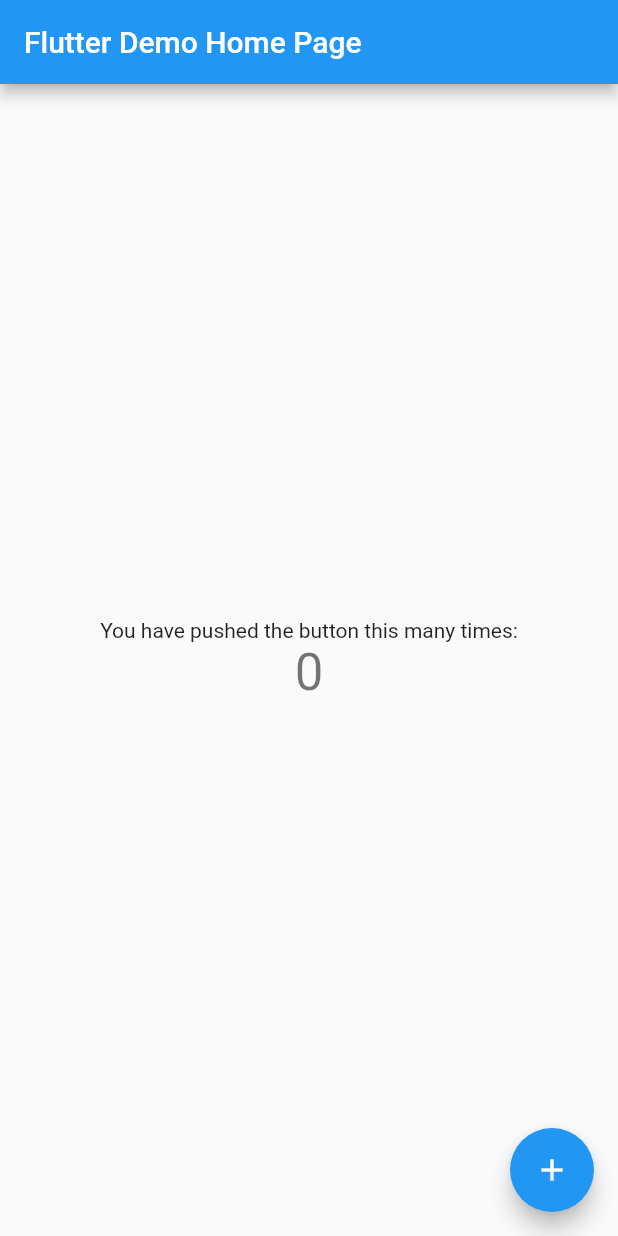
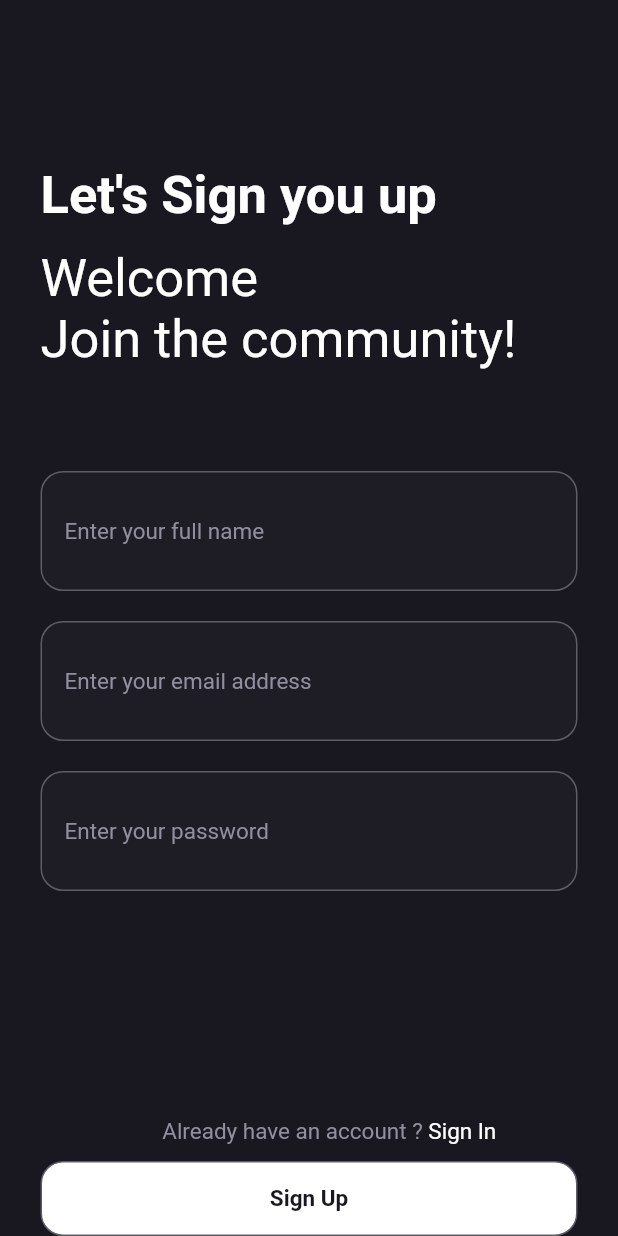
Before and after one commit to m-ammar-p/Flutter-Course-Assignment, a Flutter app: the screen it shows after launch, on a phone screen of 412 x 824 dp. Run offline on Flutter 3.47's test engine with Material 2 defaults, Android fonts, the phone set to English and light mode, and no system bars.

Commit message:
Cmpleted SignUp and SignIn UI of job posting app, created seperated Scrteens folder

```diff
--- /dev/null
+++ b/Assignment 1/job_posting_app/lib/appButton.dart
@@ -0,0 +1,37 @@
+import 'package:flutter/material.dart';
+
+class AppButton extends StatelessWidget {
+  const AppButton({Key? key, required this.label, required this.onPress}) : super(key: key);
+  final String label;
+  final GestureTapCallback onPress;
+
+  @override
+  Widget build(BuildContext context) {
+    return Row(
+      children: [
+
+        Expanded(
+          child: Container(
+            alignment: Alignment.center,
+            margin: const EdgeInsets.only(right: 27,), // 590
+            padding: const EdgeInsets.all(15),
+            decoration: BoxDecoration(
+              color: Colors.white,
+              border: Border.all(color: const Color(0xFF5D5D67), width:1),
+              borderRadius: BorderRadius.circular(15),
+            ),
+            child: GestureDetector(
+              onTap: onPress,
+                child: Text(label, style: TextStyle(
+                  color: Color(0xFF191720),
+                  fontSize: 15,
+                  fontWeight: FontWeight.bold,
+                ),
+                ),
+              ),
+          ),
+        ),
+      ], // children
+    );
+  } // build
+} // End of AppButton Class
--- /dev/null
+++ b/Assignment 1/job_posting_app/lib/appTextField.dart
@@ -0,0 +1,28 @@
+import 'package:flutter/material.dart';
+
+class AppTextField extends StatelessWidget {
+  final String placeholder;
+
+  const AppTextField({Key? key, required this.placeholder}) : super(key: key);
+
+  @override
+  Widget build(BuildContext context) {
+    return Container(
+      margin: const EdgeInsets.only(top: 20,right: 27),
+      padding: const EdgeInsets.all(15),
+      decoration: BoxDecoration(
+        color: const Color(0xFF1E1C24),
+        border: Border.all(color: const Color(0xFF5D5D67), width:1),
+        borderRadius: BorderRadius.circular(15),
+      ),
+      child: TextField(
+        style: const TextStyle(color: Colors.white, fontSize: 15),
+        decoration: InputDecoration(
+          hintText: placeholder,
+          hintStyle: const TextStyle(color: Color(0xFF8F8F9E), fontSize: 15,),
+          border: InputBorder.none,
+        ),
+      ),
+    );
+  }
+}
--- a/Assignment 1/job_posting_app/lib/main.dart
+++ b/Assignment 1/job_posting_app/lib/main.dart
@@ -1,4 +1,5 @@
 import 'package:flutter/material.dart';
+import 'package:job_posting_app/screens/signUp.dart';
 
 void main() {
   runApp(const MyApp());
@@ -7,109 +8,12 @@ void main() {
 class MyApp extends StatelessWidget {
   const MyApp({Key? key}) : super(key: key);
 
-  // This widget is the root of your application.
   @override
   Widget build(BuildContext context) {
+
     return MaterialApp(
-      title: 'Flutter Demo',
-      theme: ThemeData(
-        // This is the theme of your application.
-        //
-        // Try running your application with "flutter run". You'll see the
-        // application has a blue toolbar. Then, without quitting the app, try
-        // changing the primarySwatch below to Colors.green and then invoke
-        // "hot reload" (press "r" in the console where you ran "flutter run",
-        // or simply save your changes to "hot reload" in a Flutter IDE).
-        // Notice that the counter didn't reset back to zero; the application
-        // is not restarted.
-        primarySwatch: Colors.blue,
-      ),
-      home: const MyHomePage(title: 'Flutter Demo Home Page'),
+      home: SignUp(),
+      debugShowCheckedModeBanner: false,
     );
-  }
+  } // build
 }
-
-class MyHomePage extends StatefulWidget {
-  const MyHomePage({Key? key, required this.title}) : super(key: key);
-
-  // This widget is the home page of your application. It is stateful, meaning
-  // that it has a State object (defined below) that contains fields that affect
-  // how it looks.
-
-  // This class is the configuration for the state. It holds the values (in this
-  // case the title) provided by the parent (in this case the App widget) and
-  // used by the build method of the State. Fields in a Widget subclass are
-  // always marked "final".
-
-  final String title;
-
-  @override
-  State<MyHomePage> createState() => _MyHomePageState();
-}
-
-class _MyHomePageState extends State<MyHomePage> {
-  int _counter = 0;
-
-  void _incrementCounter() {
-    setState(() {
-      // This call to setState tells the Flutter framework that something has
-      // changed in this State, which causes it to rerun the build method below
-      // so that the display can reflect the updated values. If we changed
-      // _counter without calling setState(), then the build method would not be
-      // called again, and so nothing would appear to happen.
-      _counter++;
-    });
-  }
-
-  @override
-  Widget build(BuildContext context) {
-    // This method is rerun every time setState is called, for instance as done
-    // by the _incrementCounter method above.
-    //
-    // The Flutter framework has been optimized to make rerunning build methods
-    // fast, so that you can just rebuild anything that needs updating rather
-    // than having to individually change instances of widgets.
-    return Scaffold(
-      appBar: AppBar(
-        // Here we take the value from the MyHomePage object that was created by
-        // the App.build method, and use it to set our appbar title.
-        title: Text(widget.title),
-      ),
-      body: Center(
-        // Center is a layout widget. It takes a single child and positions it
-        // in the middle of the parent.
-        child: Column(
-          // Column is also a layout widget. It takes a list of children and
-          // arranges them vertically. By default, it sizes itself to fit its
-          // children horizontally, and tries to be as tall as its parent.
-          //
-          // Invoke "debug painting" (press "p" in the console, choose the
-          // "Toggle Debug Paint" action from the Flutter Inspector in Android
-          // Studio, or the "Toggle Debug Paint" command in Visual Studio Code)
-          // to see the wireframe for each widget.
-          //
-          // Column has various properties to control how it sizes itself and
-          // how it positions its children. Here we use mainAxisAlignment to
-          // center the children vertically; the main axis here is the vertical
-          // axis because Columns are vertical (the cross axis would be
-          // horizontal).
-          mainAxisAlignment: MainAxisAlignment.center,
-          children: <Widget>[
-            const Text(
-              'You have pushed the button this many times:',
-            ),
-            Text(
-              '$_counter',
-              style: Theme.of(context).textTheme.headline4,
-            ),
-          ],
-        ),
-      ),
-      floatingActionButton: FloatingActionButton(
-        onPressed: _incrementCounter,
-        tooltip: 'Increment',
-        child: const Icon(Icons.add),
-      ), // This trailing comma makes auto-formatting nicer for build methods.
-    );
-  }
-}
--- /dev/null
+++ b/Assignment 1/job_posting_app/lib/screens/signUp.dart
@@ -0,0 +1,66 @@
+import 'package:flutter/material.dart';
+import 'package:job_posting_app/screens/signIn.dart';
+import '../appButton.dart';
+import '../appTextField.dart';
+
+class SignUp extends StatelessWidget {
+
+  @override
+  Widget build(BuildContext context) {
+
+    return Scaffold(
+      backgroundColor: const Color(0xFF191720),
+      resizeToAvoidBottomInset: false,
+
+      body: Padding(
+        padding: const EdgeInsets.only(top: 110, left: 27),
+        child: Column(
+          crossAxisAlignment: CrossAxisAlignment.start,
+          children: [
+            const Text("Let's Sign you up",
+              style: TextStyle(color: Colors.white, fontSize: 35, fontWeight: FontWeight.bold),
+            ),
+            const SizedBox(height: 14),
+            const Text("Welcome \nJoin the community!",
+              style: TextStyle(color: Colors.white, fontSize: 35),
+            ),
+            SizedBox(height: 47),
+            AppTextField(placeholder: "Enter your full name"),
+            AppTextField(placeholder: "Enter your email address"),
+            AppTextField(placeholder: "Enter your password"),
+
+            Spacer(),
+
+            GestureDetector(
+              onTap: () {
+                Navigator.of(context).push(
+                  MaterialPageRoute(builder: (_) => SignIn())
+                );
+              }, // onTap
+              child: Row(
+                mainAxisAlignment: MainAxisAlignment.center,
+                children: [
+                  Text("Already have an account ? ",
+                    style: TextStyle(color: Color(0xFF8F8F9E), fontSize: 15),
+                  ),
+                  Text("Sign In",
+                    style: TextStyle(color: Colors.white, fontSize: 15),
+                  ),
+                ],
+              ),
+            ),
+
+            SizedBox(height: 11),
+            AppButton(label: "Sign Up", onPress: SignUpPress)
+
+
+          ], // children
+        ),
+      ),
+    );
+  } // build
+
+  void SignUpPress(){
+
+  } // End of SignUpPress
+} // end of SignUp Class
```
Also changed, not shown: Assignment 1/job_posting_app/lib/screens/signIn.dart (added, +65 -0 lines).
